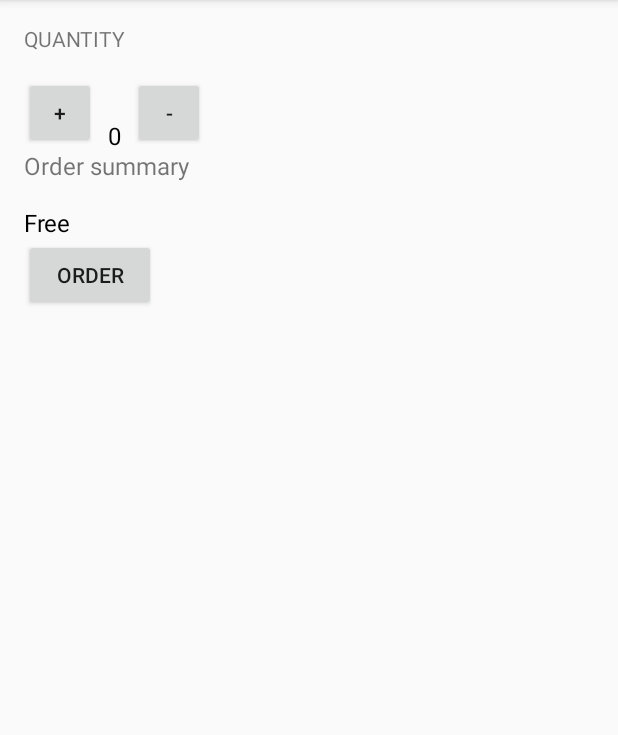
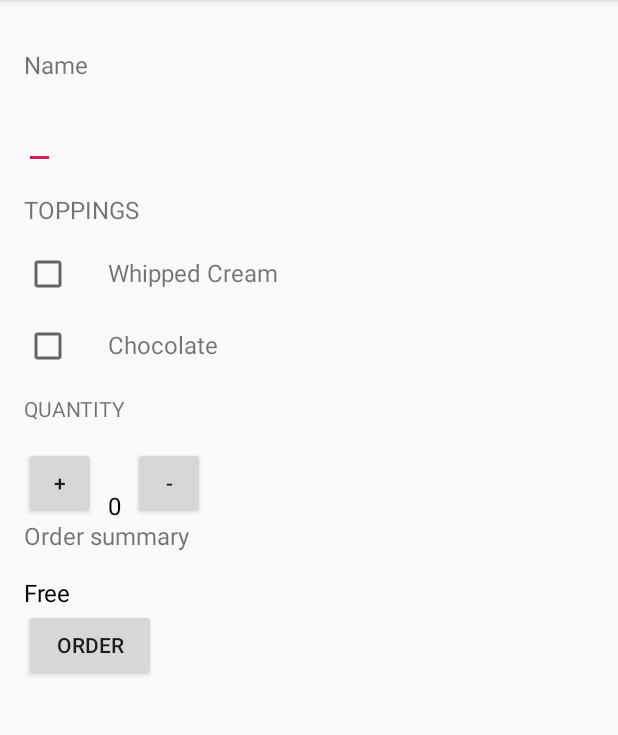
Before and after one commit to ScorpionX64/Android-Learn, an Android app: the screen it shows after launch (MainActivity), on a phone screen of 412 x 824 dp, the part 84-819 px from its top. Run offline under Robolectric (Android 15) with nearby library versions, the phone set to English and light mode, and no system bars.

Commit message:
start lesson 6 just jave

```diff
--- a/JustJava/app/src/main/java/com/example/justjava/MainActivity.java
+++ b/JustJava/app/src/main/java/com/example/justjava/MainActivity.java
@@ -4,6 +4,8 @@ import android.support.v7.app.AppCompatActivity;
 import android.os.Bundle;
 import android.view.View;
 import android.widget.Button;
+import android.widget.CheckBox;
+import android.widget.EditText;
 import android.widget.TextView;
 import java.text.NumberFormat;
 
@@ -11,12 +13,19 @@ public class MainActivity extends AppCompatActivity {
 
     private int quantity = 0, price;
     private  String total;
+    private CheckBox whippedCream, chocolate;
+    private EditText name;
 
     @Override
     protected void onCreate(Bundle savedInstanceState) {
         super.onCreate(savedInstanceState);
         setContentView(R.layout.activity_main);
         createOrderSummary();
+
+        whippedCream = (CheckBox) findViewById(R.id.whipped_cream_checkbox);
+        chocolate = (CheckBox) findViewById(R.id.chocolate_checkbox);
+        name = (EditText) findViewById(R.id.name_edittext);
+
 
     }
 
@@ -53,7 +62,7 @@ public class MainActivity extends AppCompatActivity {
         String priceMessage = "Free";
         if (quantity > 0)
         {
-            priceMessage = "Name: Jonathan\nQuantity: " + quantity + " \nTotal: " + NumberFormat.getCurrencyInstance().format(price) + "\nThank you!";
+            priceMessage = "Name: " + name.getText() + "\nAdd whipped Cream? " + whippedCream.isChecked() + "\nAdd chocolate? " + chocolate.isChecked() +" \nQuantity: " + quantity + " \nTotal: " + NumberFormat.getCurrencyInstance().format(price) + "\nThank you!";
         }
 
 
--- a/JustJava/app/src/main/res/layout/activity_main.xml
+++ b/JustJava/app/src/main/res/layout/activity_main.xml
@@ -1,17 +1,87 @@
 <?xml version="1.0" encoding="utf-8"?>
-<LinearLayout xmlns:android="http://schemas.android.com/apk/res/android"
+<ScrollView xmlns:android="http://schemas.android.com/apk/res/android"
     xmlns:app="http://schemas.android.com/apk/res-auto"
     xmlns:tools="http://schemas.android.com/tools"
     android:layout_width="match_parent"
-    android:layout_height="match_parent"
-    tools:context=".MainActivity"
-    android:orientation="vertical"
-    android:layout_margin="16dp">
+    android:layout_height="match_parent">
+
+    <LinearLayout
+        android:layout_width="match_parent"
+        android:layout_height="match_parent"
+        tools:context=".MainActivity"
+        android:orientation="vertical"
+        android:layout_margin="16dp">
+
+
+        <TextView
+            android:layout_width="wrap_content"
+            android:layout_height="wrap_content"
+            android:text="Name"
+            android:textSize="16sp"
+            android:layout_marginTop="16dp"/>
+
+        <EditText
+            android:id="@+id/name_edittext"
+            android:layout_width="wrap_content"
+            android:layout_height="wrap_content"
+            android:textSize="16sp"
+            android:layout_marginTop="16dp"/>
+
+
+        <TextView
+            android:layout_width="wrap_content"
+            android:layout_height="wrap_content"
+            android:text="TOPPINGS"
+            android:textSize="16sp"
+            android:layout_marginTop="16dp"/>
+
+
+
+        <LinearLayout
+     android:layout_width="match_parent"
+     android:layout_height="wrap_content"
+     android:layout_marginTop="16dp"
+     android:orientation="horizontal">
+
+        <CheckBox
+            android:id="@+id/whipped_cream_checkbox"
+            android:layout_width="wrap_content"
+            android:layout_height="wrap_content"
+            android:layout_marginRight="24dp"
+            />
+        <TextView
+            android:layout_width="wrap_content"
+            android:layout_height="wrap_content"
+            android:text="Whipped Cream"
+            android:textSize="16sp"/>
+
+    </LinearLayout>
+        <LinearLayout
+            android:layout_width="match_parent"
+            android:layout_height="wrap_content"
+            android:layout_marginTop="16dp"
+            android:orientation="horizontal">
+
+            <CheckBox
+                android:id="@+id/chocolate_checkbox"
+                android:layout_width="wrap_content"
+                android:layout_height="wrap_content"
+                android:layout_marginRight="24dp"
+                />
+            <TextView
+                android:layout_width="wrap_content"
+                android:layout_height="wrap_content"
+                android:text="Chocolate"
+                android:textSize="16sp"/>
+
+        </LinearLayout>
+
 
     <TextView
         android:layout_width="wrap_content"
         android:layout_height="wrap_content"
         android:text="QUANTITY"
+        android:layout_marginTop="16dp"
         />
 
     <LinearLayout
@@ -69,3 +139,4 @@
         android:onClick="submitOrder"/>
 
 </LinearLayout>
+</ScrollView>
```
